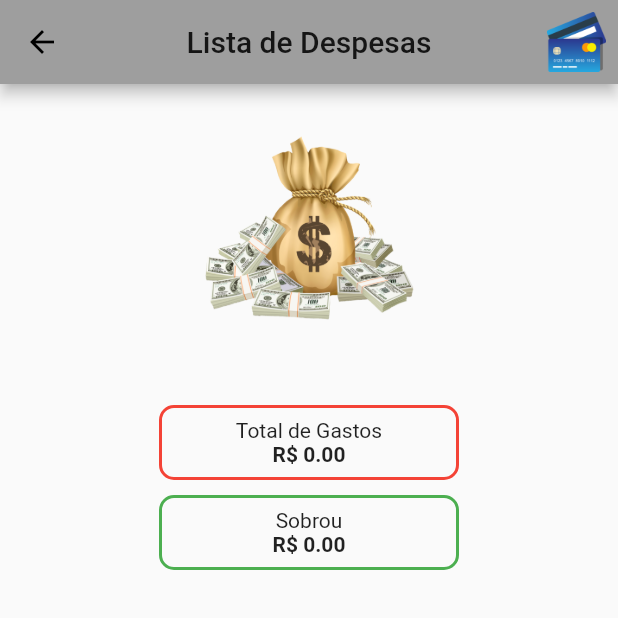
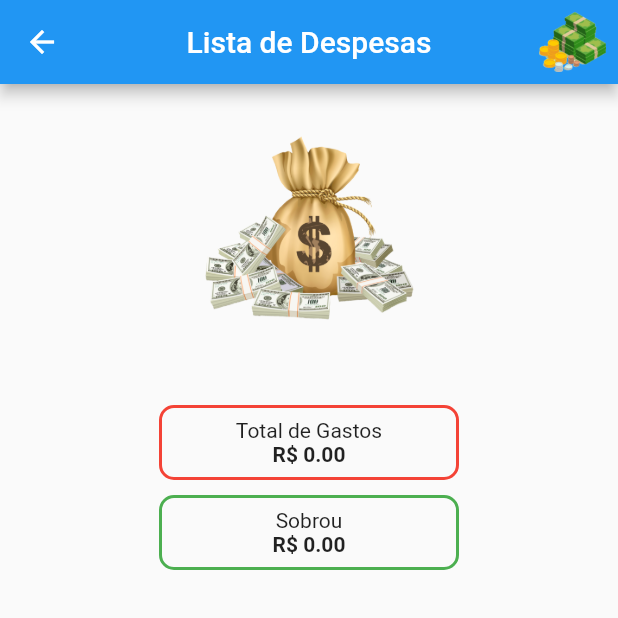
Before and after one commit to hygornet/despesas, a Flutter app: the screen it shows after launch, after a tap on "Visualizar gastos", on a phone screen of 412 x 824 dp, the top half of it. Run offline on Flutter 3.47's test engine with Material 2 defaults, Android fonts, the phone set to English and light mode, and no system bars; our stand-ins replace sqflite; accounts and stored records are empty.

Commit message:
novas atualizacoes

```diff
--- a/lib/main.dart
+++ b/lib/main.dart
@@ -21,7 +21,7 @@ class MyApp extends StatelessWidget {
         debugShowCheckedModeBanner: false,
         title: 'Despesas',
         theme: ThemeData(
-          primarySwatch: Colors.grey,
+          primarySwatch: Colors.blue,
         ),
         routes: {
           AppRoutes.HOME: (ctx) => FormScreen(),
--- a/lib/screens/form.dart
+++ b/lib/screens/form.dart
@@ -1,8 +1,5 @@
-import 'dart:math';
-
 import 'package:despesastable/database/db_data.dart';
 import 'package:despesastable/provider/providerGastos.dart';
-import 'package:despesastable/screens/listarDespesas.dart';
 import 'package:despesastable/utils/approutes.dart';
 import 'package:flutter/material.dart';
 import 'package:flutter/services.dart';
@@ -33,14 +30,13 @@ class _FormScreenState extends State<FormScreen> {
   ];
 
   getSalario() async {
-    final carregar = await DbData.returnRecord()
+    final _carregarSalario = await DbData.returnRecord()
         .then((value) => salarioController.text = value.toString());
-    return carregar;
+    return _carregarSalario;
   }
 
   @override
   void initState() {
-    // TODO: implement initState
     super.initState();
     getSalario().toString();
   }
@@ -49,17 +45,17 @@ class _FormScreenState extends State<FormScreen> {
   void didChangeDependencies() {
     super.didChangeDependencies();
 
-    final received =
+    final recebeDadosListarDespesas =
         ModalRoute.of(context).settings.arguments as ProviderGastos;
 
-    if (received != null) {
+    if (recebeDadosListarDespesas != null) {
       if (_formData.isEmpty) {
-        _formData['id'] = received.id;
-        _formData['descricao'] = received.descricao;
-        _formData['valor'] = received.valor;
-        _formData['formaPagamento'] = received.formaPagamento;
-        _formData['pagou'] = received.pagou;
-        _formData['salario'] = received.salario;
+        _formData['id'] = recebeDadosListarDespesas.id;
+        _formData['descricao'] = recebeDadosListarDespesas.descricao;
+        _formData['valor'] = recebeDadosListarDespesas.valor;
+        _formData['formaPagamento'] = recebeDadosListarDespesas.formaPagamento;
+        _formData['pagou'] = recebeDadosListarDespesas.pagou;
+        _formData['salario'] = recebeDadosListarDespesas.salario;
         descricaoController.text = _formData['descricao'];
         valorController.text = _formData['valor'].toString();
         salarioController.text = _formData['salario'].toString() ?? 0;
@@ -74,12 +70,15 @@ class _FormScreenState extends State<FormScreen> {
     final gastosProvider = Provider.of<ProviderGastos>(context);
 
     void addGastos() {
+      //VERIFICO SE O FORMULÁRIO NÃO É VÁLIDO. SE ELE FOR INVÁLIDO, SÓ RETORNA PARA O FORMULÁRIO.
       if (!_key.currentState.validate()) {
         return;
       }
 
+      //SALVA OS DADOS DO FORMULÁRIO.
       _key.currentState.save();
 
+      //GUARDA TODOS OS DADOS DIGITADOS NO FORMULÁRIO.
       final valuesGastos = ProviderGastos(
         id: _formData['id'],
         descricao: _formData['descricao'],
@@ -89,12 +88,17 @@ class _FormScreenState extends State<FormScreen> {
         salario: double.parse(_formData['salario']),
       );
 
+      //SE O ID FOR NULLO, QUER DIZER QUE É UM NOVO USUÁRIO, SENDO ASSIM, CADASTRE O NOVO USUÁRIO.
       if (_formData['id'] == null) {
+        //ADICIONA NOVO USUÁRIO.
         gastosProvider.adicionarGastos(valuesGastos);
+        //CALCULA OS GASTOS.
         gastosProvider.calcularGastos();
         fieldSalario = false;
       } else if (_formData['id'] != null) {
+        //SE FOR UM ID EXISTENTE, CHAMA O MÉTODO DE ATUALIZAR.
         gastosProvider.atualizarGastos(valuesGastos);
+        //CALCULA OS GASTOS.
         gastosProvider.calcularGastos();
       }
     }
@@ -114,7 +118,7 @@ class _FormScreenState extends State<FormScreen> {
           Padding(
             padding: const EdgeInsets.all(8.0),
             child: Image.asset(
-              'assets/images/cartao.png',
+              'assets/images/download.png',
               fit: BoxFit.cover,
             ),
           ),
@@ -208,8 +212,8 @@ class _FormScreenState extends State<FormScreen> {
                       width: double.infinity,
                       child: TextButton.icon(
                         style: ButtonStyle(
-                          backgroundColor:
-                              MaterialStateProperty.all<Color>(Colors.grey),
+                          backgroundColor: MaterialStateProperty.all<Color>(
+                              Colors.blueAccent),
                         ),
                         onPressed: () {
                           addGastos();
@@ -226,8 +230,8 @@ class _FormScreenState extends State<FormScreen> {
                       width: double.infinity,
                       child: TextButton.icon(
                         style: ButtonStyle(
-                          backgroundColor:
-                              MaterialStateProperty.all<Color>(Colors.grey),
+                          backgroundColor: MaterialStateProperty.all<Color>(
+                              Colors.blueAccent),
                         ),
                         onPressed: () {
                           Navigator.of(context).pushNamed(AppRoutes.FORM);
--- a/lib/screens/listarDespesas.dart
+++ b/lib/screens/listarDespesas.dart
@@ -13,6 +13,7 @@ class _ListarDespesasState extends State<ListarDespesas> {
   Future carregarLista;
   String salary = "";
 
+  //MÉTODO QUE RETORNA O SALÁRIO DO BANCO DE DADOS.
   getSalario() async {
     final carregar = await DbData.returnRecord().then((value) {
       salary = value.toString();
@@ -23,8 +24,10 @@ class _ListarDespesasState extends State<ListarDespesas> {
   @override
   void initState() {
     super.initState();
+    //LISTA TODAS AS DESPESAS CADASTRADAS NO BANCO DE DADOS.
     carregarLista =
         Provider.of<ProviderGastos>(context, listen: false).listarDespesas();
+    //GUARDO A INFORMAÇÃO DO SALÁRIO DO BANCO DE DADOS NA VARIÁVEL SALÁRIO.
     salary = getSalario().toString();
   }
 
@@ -44,15 +47,8 @@ class _ListarDespesasState extends State<ListarDespesas> {
             ))
         .toList();
 
-    // bool verificarLista() {
-    //   if (provider.valorTotal == null) {
-    //     return false;
-    //   } else {
-    //     return true;
-    //   }
-    // }
-
-    bool existData() {
+    //VERIFICA SE A LISTA É VAZIA.
+    bool contemDados() {
       if (provider.lenghtList == 0) {
         return false;
       } else {
@@ -60,7 +56,8 @@ class _ListarDespesasState extends State<ListarDespesas> {
       }
     }
 
-    bool verificaSobrouNegativo() {
+    //VERIFICA SE O QUE SOBROU É NEGATIVO OU NÃO.
+    bool resultadoSobrouNegativo() {
       if (provider.diferenca() < 0) {
         return true;
       } else {
@@ -76,7 +73,7 @@ class _ListarDespesasState extends State<ListarDespesas> {
           Padding(
             padding: const EdgeInsets.all(8.0),
             child: Image.asset(
-              'assets/images/cartao.png',
+              'assets/images/download.png',
               fit: BoxFit.cover,
             ),
           ),
@@ -97,7 +94,7 @@ class _ListarDespesasState extends State<ListarDespesas> {
                 } else if (snapshot.connectionState == ConnectionState.none) {
                   return Text('Sem conexão');
                 } else {
-                  return existData()
+                  return contemDados()
                       ? DataTable(
                           columnSpacing: MediaQuery.of(context).size.width / 9,
                           showBottomBorder: true,
@@ -177,7 +174,7 @@ class _ListarDespesasState extends State<ListarDespesas> {
                             )),
                           ],
                         );
-                }
+                } //FIM DO FUTURE
               },
             ),
             SizedBox(
@@ -189,14 +186,19 @@ class _ListarDespesasState extends State<ListarDespesas> {
                 mainAxisAlignment: MainAxisAlignment.center,
                 crossAxisAlignment: CrossAxisAlignment.center,
                 children: [
-                  existData()
-                      ? resultadoCalculoDespesa(salary, Colors.blue, 'Salario')
+                  contemDados()
+                      ? resultadoCalculoDespesa(
+                          salary,
+                          Colors.blue,
+                          'Salario',
+                        )
                       : Text(''),
                   SizedBox(height: 10),
                   resultadoCalculoDespesa(
-                      provider.calcularGastos().toStringAsFixed(2),
-                      Colors.red,
-                      'Total de Gastos'),
+                    provider.calcularGastos().toStringAsFixed(2),
+                    Colors.red,
+                    'Total de Gastos',
+                  ),
                   SizedBox(height: 10),
                   Container(
                     alignment: Alignment.center,
@@ -205,7 +207,7 @@ class _ListarDespesasState extends State<ListarDespesas> {
                     decoration: BoxDecoration(
                       border: Border.all(
                         width: 2,
-                        color: verificaSobrouNegativo()
+                        color: resultadoSobrouNegativo()
                             ? Colors.red
                             : Colors.green,
                       ),
@@ -215,7 +217,7 @@ class _ListarDespesasState extends State<ListarDespesas> {
                       crossAxisAlignment: CrossAxisAlignment.center,
                       mainAxisAlignment: MainAxisAlignment.center,
                       children: [
-                        verificaSobrouNegativo()
+                        resultadoSobrouNegativo()
                             ? Column(
                                 children: [
                                   Text('Você está devendo:'),
@@ -240,28 +242,10 @@ class _ListarDespesasState extends State<ListarDespesas> {
                               ),
                       ],
                     ),
-                  )
-                  // resultadoCalculoDespesa(
-                  //     provider.diferenca().toStringAsFixed(2),
-                  //     Colors.green,
-                  //     'Sobrou'),
+                  ),
                 ],
               ),
             )
-            // : Column(
-            //     mainAxisAlignment: MainAxisAlignment.center,
-            //     crossAxisAlignment: CrossAxisAlignment.center,
-            //     children: [
-            //       SizedBox(height: 10),
-            //       Text(
-            //         'Ops! Você não tem despesa cadastrada...',
-            //         style: TextStyle(
-            //           fontSize: 15,
-            //           fontWeight: FontWeight.bold,
-            //         ),
-            //       ),
-            //     ],
-            //   ),
           ],
         ),
       ),
```
Also changed, not shown: assets/images/download.png (added).
